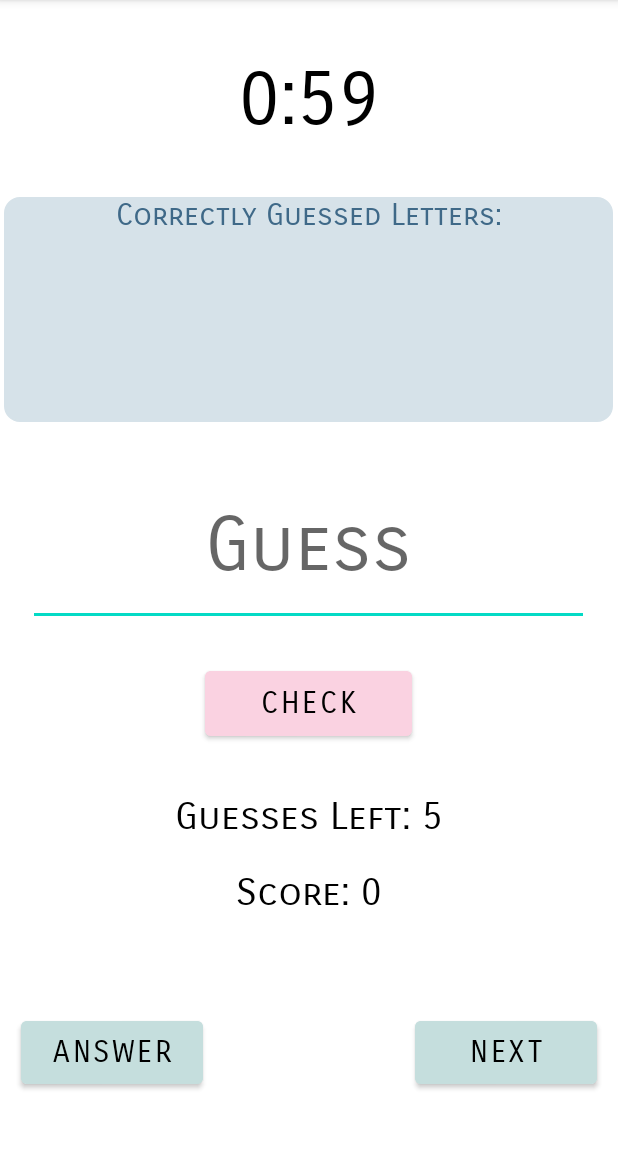
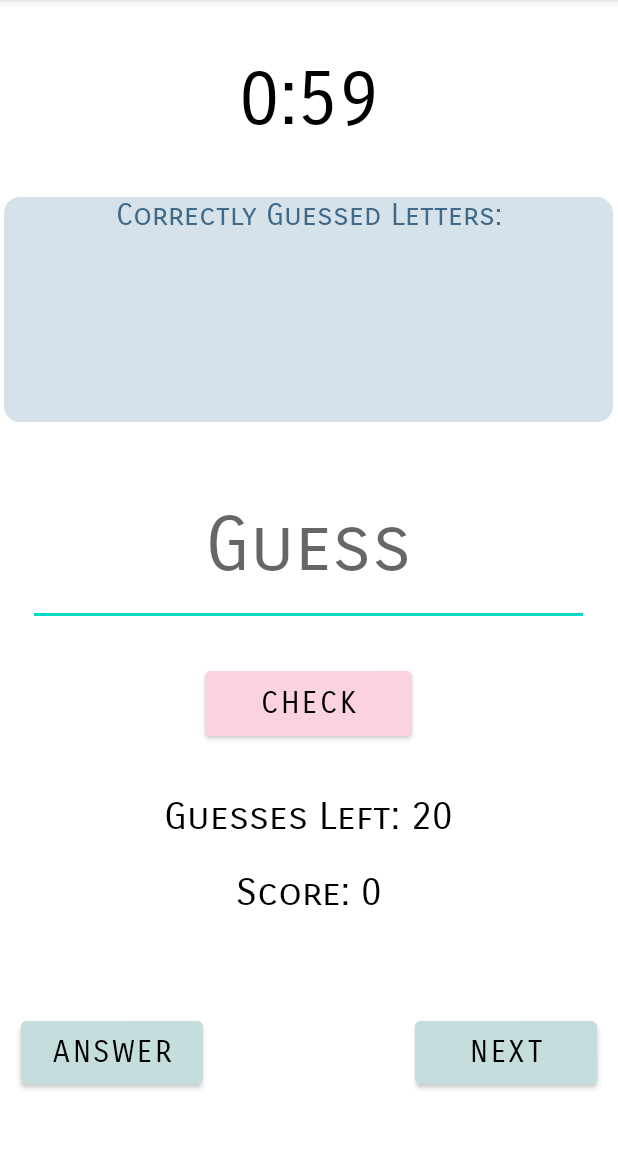
Before and after one commit to eunseolee00/WordGame, an Android app: the screen it shows after launch (GameActivity), after a tap on "START", on a phone screen of 412 x 824 dp, the part 84-1233 px from its top. Run offline under Robolectric (Android 15) with nearby library versions, the phone set to English and light mode, and no system bars.

Commit message:
Commit #4

```diff
--- a/app/src/main/java/com/example/wordgame/GameActivity.kt
+++ b/app/src/main/java/com/example/wordgame/GameActivity.kt
@@ -209,13 +209,13 @@ class GameActivity : AppCompatActivity() {
 
     fun numOfGuesses(difficulty : Int) {
         if (difficulty == 0) {
-            guessesNum = 5
+            guessesNum = 20
         }
         else if (difficulty == 1) {
-            guessesNum = 4
+            guessesNum = 15
         }
         else if (difficulty == 2) {
-            guessesNum = 3
+            guessesNum = 10
         }
     }//numOfGuesses
 
--- a/app/src/main/java/com/example/wordgame/MainActivity.kt
+++ b/app/src/main/java/com/example/wordgame/MainActivity.kt
@@ -34,9 +34,9 @@ class MainActivity : AppCompatActivity() {
 
     override fun onOptionsItemSelected(item: MenuItem): Boolean {
         when (item.itemId) {
-            R.id.thirty -> time = 30000
             R.id.one -> time = 60000
             R.id.two -> time = 120000
+            R.id.three -> time = 180000
         }
         return true
     } //end onOptionsItemSelected
--- a/app/src/main/res/layout/activity_main.xml
+++ b/app/src/main/res/layout/activity_main.xml
@@ -58,7 +58,7 @@
             android:buttonTint="#99C1DE"
             android:fontFamily="sans-serif-smallcaps"
             android:onClick="howHard"
-            android:text="Hard (5+ Letters)"
+            android:text="Hard (5 Letters)"
             android:textColor="#0E0E0E"
             android:textSize="35sp" />
     </RadioGroup>
--- a/app/src/main/res/menu/main_menu.xml
+++ b/app/src/main/res/menu/main_menu.xml
@@ -2,14 +2,14 @@
 <menu xmlns:android="http://schemas.android.com/apk/res/android">
 
     <item
-        android:id="@+id/thirty"
+        android:id="@+id/one"
         android:iconTint="#454545"
-        android:title="30 Seconds"></item>
-    <item
-        android:id="@+id/one"
         android:title="1 Minute"></item>
     <item
         android:id="@+id/two"
-        android:title="2 Minutes"></item>
+        android:title="2 Minute"></item>
+    <item
+        android:id="@+id/three"
+        android:title="3 Minutes"></item>
 
 </menu>
```
